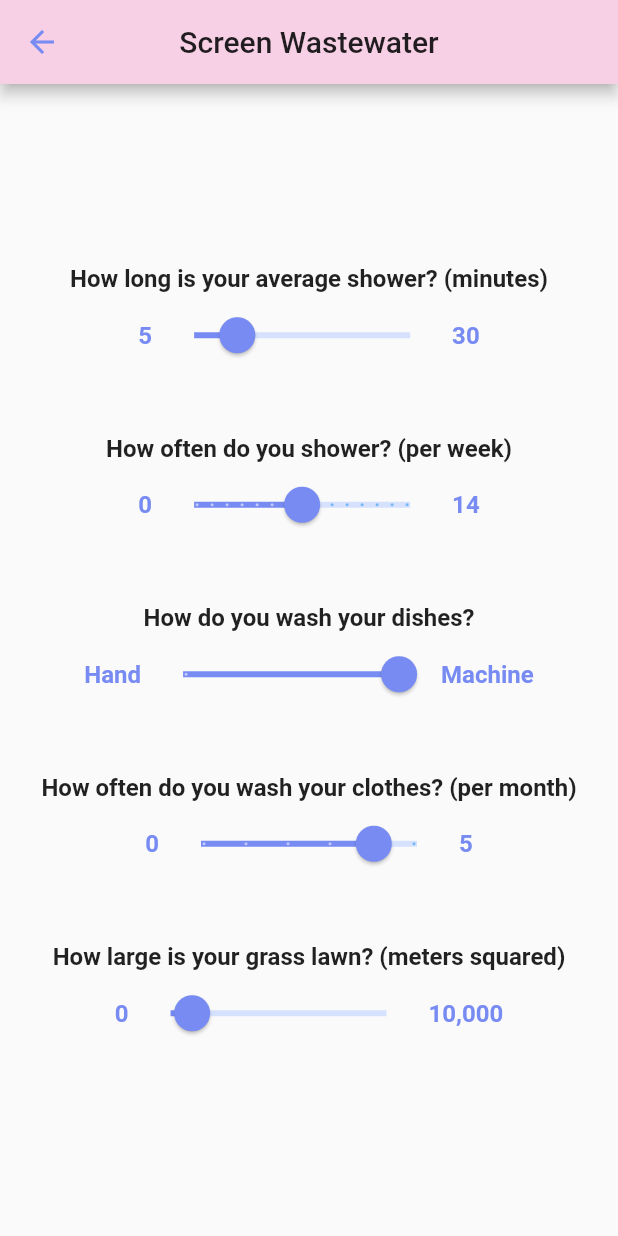
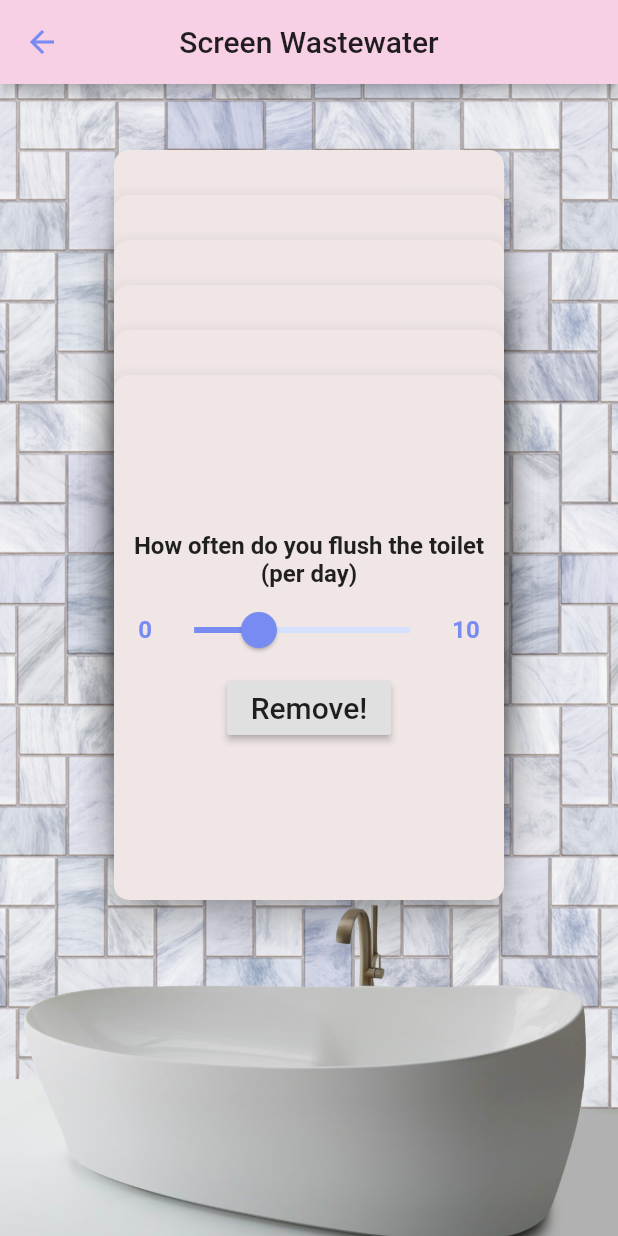
Before and after one commit to jacobjdong/Trash-Specto, a Flutter app: the ScreenWastewater screen opened directly, on a phone screen of 412 x 824 dp. Run offline on Flutter 3.47's test engine with Material 2 defaults, Android fonts, the phone set to English and light mode, and no system bars; Roboto replaces fonts that are missing (Georgia).

Commit message:
Water.dart changed!

```diff
--- a/trashspecto1/lib/food.dart
+++ b/trashspecto1/lib/food.dart
@@ -11,22 +11,13 @@ class _ScreenFoodWasteState extends State<ScreenFoodWaste> {
   String _diet;
   String newValue;
   List<Widget> cards;
+  int visible = 3;
 
-  void removeTop() {
-    setState(() {
-      cards.removeAt(cards.length - 1);
-    });
-  }
-
-  @override
-  void initState() {
-    super.initState();
-    cards = getCards();
-  }
-  dynamic _background = "images/foodlayout1nobeef.png";
+  dynamic _background = "images/foodlayout1noanything.png";
 
   @override
   Widget build (BuildContext ctxt) {
+    updateCards();
     return Container(
       decoration: BoxDecoration(
         image: DecorationImage(
@@ -56,10 +47,10 @@ class _ScreenFoodWasteState extends State<ScreenFoodWaste> {
     );
   }
 
-  List<Widget> getCards() {
-    List<Widget> cards = new List();
+  List<Widget> updateCards() {
+    this.cards = new List();
 
-    cards.insert(0,
+    this.cards.insert(0,
       Positioned(
         top: 100,
         child: Card(
@@ -124,7 +115,9 @@ class _ScreenFoodWasteState extends State<ScreenFoodWaste> {
                       style: TextStyle(fontSize: 20)
                     ),
                     onPressed: () {
-                      removeTop();
+                      setState (() {
+                        visible--;
+                      });
                     }
                   ),
                 ],
@@ -135,7 +128,7 @@ class _ScreenFoodWasteState extends State<ScreenFoodWaste> {
       ),
     );
 
-    cards.insert(0,
+    this.cards.insert(0,
       Positioned(
         top: 70,
         child: Card(
@@ -171,7 +164,9 @@ class _ScreenFoodWasteState extends State<ScreenFoodWaste> {
                       style: TextStyle(fontSize: 20)
                     ),
                     onPressed: () {
-                      removeTop();
+                      setState (() {
+                        visible--;
+                      });
                     }
                   ),
                 ],
@@ -182,7 +177,7 @@ class _ScreenFoodWasteState extends State<ScreenFoodWaste> {
       ),
     );
 
-    cards.insert(0,
+    this.cards.insert(0,
       Positioned(
         top: 40,
         child: Card(
@@ -217,7 +212,9 @@ class _ScreenFoodWasteState extends State<ScreenFoodWaste> {
                       style: TextStyle(fontSize: 20)
                     ),
                     onPressed: () {
-                      removeTop();
+                      setState (() {
+                        visible--;
+                      });
                     }
                   ),
                 ],
@@ -228,6 +225,8 @@ class _ScreenFoodWasteState extends State<ScreenFoodWaste> {
       ),
     );
 
-    return cards;
+    for (int i = cards.length; i > visible; i--) {
+      cards.removeAt(i-1);
+    }
   }
 }
--- a/trashspecto1/lib/water.dart
+++ b/trashspecto1/lib/water.dart
@@ -1,5 +1,5 @@
 import 'package:flutter/material.dart';
-import 'customSlider.dart';
+import 'package:trashspecto1/customSlider.dart';
 
 class ScreenWastewater extends StatefulWidget {
   @override
@@ -7,317 +7,353 @@ class ScreenWastewater extends StatefulWidget {
 }
 
 class _ScreenWastewaterState extends State<ScreenWastewater> {
-  double _showerTime = 10, _showerFreq = 7, _dishwashingType = 1, _clothesFreq = 4, _lawnSize = 1000;
+  double _showerTime = 10, _showerFreq = 7, _clothesFreq = 4, _lawnSize = 50, _toiletFreq = 3;
+  String _dishwasherType;
+  String newValue;
+  List<Widget> cards;
+
+  void removeTop() {
+    setState(() {
+      cards.removeAt(cards.length - 1);
+    });
+  }
+
+  @override
+  void initState() {
+    super.initState();
+    cards = updateCards();
+  }
+  dynamic _background = "images/bathroomlayout.png";
 
   @override
   Widget build (BuildContext ctxt) {
-    return new Scaffold(
-      appBar: new AppBar(
-        centerTitle: true,
-        leading: IconButton(
-          icon: Icon(Icons.arrow_back, color: Color(0xff778BF3)),
-          onPressed: () {
-            Navigator.pop(ctxt);
-          }
+    return Container(
+      decoration: BoxDecoration(
+        image: DecorationImage(
+          image: AssetImage(_background),
+          fit: BoxFit.cover
         ),
-        title: new Text ("Screen Wastewater", textAlign: TextAlign.center),
       ),
-      body: Padding(
-        padding: EdgeInsets.all(15.0),
-        child: Column(
-          mainAxisAlignment: MainAxisAlignment.center,
-          children: <Widget>[
-            Text(
-              'How long is your average shower? (minutes)',
-              textAlign: TextAlign.center,
-              style: TextStyle(
-                fontSize: 16,
-                fontWeight: FontWeight.w700,
+      child: new Scaffold(
+        backgroundColor: Colors.transparent,
+        appBar: new AppBar(
+          centerTitle: true,
+          leading: IconButton(
+            icon: Icon(Icons.arrow_back, color: Color(0xff778BF3)),
+            onPressed: () {
+              Navigator.pop(ctxt);
+            }
+          ),
+          title: new Text ("Screen Wastewater", textAlign: TextAlign.center),
+        ),
+        body: Center(
+          child: Stack(
+            alignment: Alignment.center,
+            children: cards,
               ),
-            ),
-            Row(
-              mainAxisAlignment: MainAxisAlignment.center,
-              children: <Widget>[
-                Text(
-                  '5',
-                  textAlign: TextAlign.center,
-                  style: TextStyle(
-                    fontSize: 16,
-                    fontWeight: FontWeight.w700,
-                    color: Color(0xff778BF3),
-                  ),
-                ),
-                Column(
-                  mainAxisAlignment: MainAxisAlignment.center,
-                  children: <Widget>[
-                    SliderTheme(
-                    data: SliderTheme.of(ctxt).copyWith(
-                      activeTrackColor: Color(0xff778BF3),
-                      inactiveTrackColor: Color(0xffd5e1fd),
-                      trackShape: RectangularSliderTrackShape(),
-                      trackHeight: 4.0,
-                      thumbColor: Color(0xff778BF3),
-                      thumbShape: RoundSliderThumbShape(enabledThumbRadius: 12.0),
-                      overlayShape: RoundSliderOverlayShape(overlayRadius: 28.0),
-                    ),
-                    child: Slider(
-                      value: _showerTime,
-                      onChanged: (value) {
-                        setState(() {
-                          _showerTime = value;
-                        });
-                      },
-                      min: 5,
-                      max: 30,
-                      ),
-                    ),
-                  ],
-                ),
-                Text(
-                  '30',
-                  textAlign: TextAlign.center,
-                  style: TextStyle(
-                    fontSize: 16,
-                    fontWeight: FontWeight.w700,
-                    color: Color(0xff778BF3),
-                  ),
-                ),
-              ],
-            ),
-            Text(
-                '\n\nHow often do you shower? (per week)',
-                textAlign: TextAlign.center,
-                style: TextStyle(
-                  fontSize: 16,
-                  fontWeight: FontWeight.w700,
-                ),
-              ),
-            Row(
-              mainAxisAlignment: MainAxisAlignment.center,
-              children: <Widget>[
-                Text(
-                '0',
-                textAlign: TextAlign.center,
-                style: TextStyle(
-                  fontSize: 16,
-                  fontWeight: FontWeight.w700,
-                  color: Color(0xff778BF3),
-                ),
-              ),
-              Column(
+        )
+      ),
+    );
+  }
+
+  List<Widget> updateCards() {
+    cards = new List();
+
+    cards.insert(0,
+      Positioned(
+        top: 190,
+        child: Card(
+          elevation: 10,
+          color: Color.fromARGB(255, 240, 230, 230),
+          shape: RoundedRectangleBorder(
+            borderRadius: BorderRadius.circular(10)
+          ),
+          child: Container(
+            width: 260.0,
+            height: 350.0,
+            child: Padding(
+              padding: const EdgeInsets.all(10.0),
+              child: Column(
                 mainAxisAlignment: MainAxisAlignment.center,
+                crossAxisAlignment: CrossAxisAlignment.center,
                 children: <Widget>[
-                  SliderTheme(
-                   data: SliderTheme.of(ctxt).copyWith(
-                    activeTrackColor: Color(0xff778BF3),
-                    inactiveTrackColor: Color(0xffd5e1fd),
-                    trackShape: RectangularSliderTrackShape(),
-                    trackHeight: 4.0,
-                    thumbColor: Color(0xff778BF3),
-                    thumbShape: RoundSliderThumbShape(enabledThumbRadius: 12.0),
-                    overlayShape: RoundSliderOverlayShape(overlayRadius: 28.0),
-                  ),
-                  child: Slider(
-                    divisions: 14,
-                    value: _showerFreq,
-                    onChanged: (value) {
+                   customSlider(
+                    updateVal: (value) {
                       setState(() {
-                        _showerFreq = value;
+                        this._toiletFreq = value;
                       });
                     },
+                    question: "How often do you flush the toilet (per day)",
                     min: 0,
-                    max: 14,
+                    max: 10,
+                    showerTime: this._toiletFreq,
+                  ),
+                  RaisedButton(
+                    child: Text(
+                      'Remove!',
+                      style: TextStyle(fontSize: 20)
                     ),
+                    onPressed: () {
+                      removeTop();
+                    }
                   ),
                 ],
               ),
-              Text(
-                '14',
-                textAlign: TextAlign.center,
-                style: TextStyle(
-                  fontSize: 16,
-                  fontWeight: FontWeight.w700,
-                  color: Color(0xff778BF3),
-                ),
-              ),
-              ],
             ),
-            Text(
-                '\n\nHow do you wash your dishes?',
-                textAlign: TextAlign.center,
-                style: TextStyle(
-                  fontSize: 16,
-                  fontWeight: FontWeight.w700,
-                ),
-              ),
-            Row(
-              mainAxisAlignment: MainAxisAlignment.center,
-              children: <Widget>[
-                Text(
-                'Hand',
-                textAlign: TextAlign.center,
-                style: TextStyle(
-                  fontSize: 16,
-                  fontWeight: FontWeight.w700,
-                  color: Color(0xff778BF3),
-                ),
-              ),
-              Column(
+          ),
+        ),
+      ),
+    );
+
+    cards.insert(0,
+      Positioned(
+        top: 160,
+        child: Card(
+          elevation: 10,
+          color: Color.fromARGB(255, 240, 230, 230),
+          shape: RoundedRectangleBorder(
+            borderRadius: BorderRadius.circular(10)
+          ),
+          child: Container(
+            width: 260.0,
+            height: 350.0,
+            child: Padding(
+              padding: const EdgeInsets.all(10.0),
+              child: Column(
                 mainAxisAlignment: MainAxisAlignment.center,
+                crossAxisAlignment: CrossAxisAlignment.center,
                 children: <Widget>[
-                  SliderTheme(
-                   data: SliderTheme.of(ctxt).copyWith(
-                    activeTrackColor: Color(0xff778BF3),
-                    inactiveTrackColor: Color(0xffd5e1fd),
-                    trackShape: RectangularSliderTrackShape(),
-                    trackHeight: 4.0,
-                    thumbColor: Color(0xff778BF3),
-                    thumbShape: RoundSliderThumbShape(enabledThumbRadius: 12.0),
-                    overlayShape: RoundSliderOverlayShape(overlayRadius: 28.0),
-                  ),
-                  child: Slider(
-                    divisions: 1,
-                    value: _dishwashingType,
-                    onChanged: (value) {
+                   customSlider(
+                    updateVal: (value) {
                       setState(() {
-                        _dishwashingType = value;
+                        this._showerFreq = value;
                       });
                     },
+                    question: "How often do you shower (per week)",
                     min: 0,
-                    max: 1,
+                    max: 14,
+                    showerTime: this._showerFreq,
+                  ),
+                  RaisedButton(
+                    child: Text(
+                      'Remove!',
+                      style: TextStyle(fontSize: 20)
                     ),
+                    onPressed: () {
+                      removeTop();
+                    }
                   ),
                 ],
               ),
-              Text(
-                'Machine',
-                textAlign: TextAlign.center,
-                style: TextStyle(
-                  fontSize: 16,
-                  fontWeight: FontWeight.w700,
-                  color: Color(0xff778BF3),
-                ),
-              ),
-              ],
             ),
-            Text(
-                '\n\nHow often do you wash your clothes? (per month)',
-                textAlign: TextAlign.center,
-                style: TextStyle(
-                  fontSize: 16,
-                  fontWeight: FontWeight.w700,
-                ),
-              ),
-            Row(
-              mainAxisAlignment: MainAxisAlignment.center,
-              children: <Widget>[
-                Text(
-                '0',
-                textAlign: TextAlign.center,
-                style: TextStyle(
-                  fontSize: 16,
-                  fontWeight: FontWeight.w700,
-                  color: Color(0xff778BF3),
-                ),
-              ),
-              Column(
+          ),
+        ),
+      ),
+    );
+
+    cards.insert(0,
+      Positioned(
+        top: 130,
+        child: Card(
+          elevation: 10,
+          color: Color.fromARGB(255, 240, 230, 230),
+          shape: RoundedRectangleBorder(
+            borderRadius: BorderRadius.circular(10)
+          ),
+          child: Container(
+            alignment: Alignment.center,
+            width: 260.0,
+            height: 350.0,
+            child: Padding(
+              padding: const EdgeInsets.all(10.0),
+              child: Column(
                 mainAxisAlignment: MainAxisAlignment.center,
+                crossAxisAlignment: CrossAxisAlignment.center,
                 children: <Widget>[
-                  SliderTheme(
-                   data: SliderTheme.of(ctxt).copyWith(
-                    activeTrackColor: Color(0xff778BF3),
-                    inactiveTrackColor: Color(0xffd5e1fd),
-                    trackShape: RectangularSliderTrackShape(),
-                    trackHeight: 4.0,
-                    thumbColor: Color(0xff778BF3),
-                    thumbShape: RoundSliderThumbShape(enabledThumbRadius: 12.0),
-                    overlayShape: RoundSliderOverlayShape(overlayRadius: 28.0),
-                  ),
-                  child: Slider(
-                    divisions: 5,
-                    value: _clothesFreq,
-                    onChanged: (value) {
+                   customSlider(
+                    updateVal: (value) {
                       setState(() {
-                        _clothesFreq = value;
+                        this._showerTime = value;
                       });
                     },
-                    min: 0,
-                    max: 5,
+                    question: "How long is your average shower (minutes)",
+                    min: 5,
+                    max: 30,
+                    showerTime: this._showerTime,
+                  ),
+                  RaisedButton(
+                    child: Text(
+                      'Remove!',
+                      style: TextStyle(fontSize: 20)
                     ),
+                    onPressed: () {
+                      removeTop();
+                      _background = "images/laundrylayout.png";
+                    }
                   ),
                 ],
               ),
-              Text(
-                '5',
-                textAlign: TextAlign.center,
-                style: TextStyle(
-                  fontSize: 16,
-                  fontWeight: FontWeight.w700,
-                  color: Color(0xff778BF3),
-                ),
-              ),
-              ],
             ),
-            Text(
-                '\n\nHow large is your grass lawn? (meters squared)',
-                textAlign: TextAlign.center,
-                style: TextStyle(
-                  fontSize: 16,
-                  fontWeight: FontWeight.w700,
-                ),
-              ),
-            Row(
-              mainAxisAlignment: MainAxisAlignment.center,
-              children: <Widget>[
-                Text(
-                '0',
-                textAlign: TextAlign.center,
-                style: TextStyle(
-                  fontSize: 16,
-                  fontWeight: FontWeight.w700,
-                  color: Color(0xff778BF3),
-                ),
-              ),
-              Column(
+          ),
+        ),
+      ),
+    );
+
+    cards.insert(0,
+      Positioned(
+        top: 100,
+        child: Card(
+          elevation: 10,
+          color: Color.fromARGB(255, 240, 230, 230),
+          shape: RoundedRectangleBorder(
+            borderRadius: BorderRadius.circular(10)
+          ),
+          child: Container(
+            width: 260.0,
+            height: 350.0,
+            child: Padding(
+              padding: const EdgeInsets.all(20.0),
+              child: Column(
                 mainAxisAlignment: MainAxisAlignment.center,
+                crossAxisAlignment: CrossAxisAlignment.center,
                 children: <Widget>[
-                  SliderTheme(
-                   data: SliderTheme.of(ctxt).copyWith(
-                    activeTrackColor: Color(0xff778BF3),
-                    inactiveTrackColor: Color(0xffd5e1fd),
-                    trackShape: RectangularSliderTrackShape(),
-                    trackHeight: 4.0,
-                    thumbColor: Color(0xff778BF3),
-                    thumbShape: RoundSliderThumbShape(enabledThumbRadius: 12.0),
-                    overlayShape: RoundSliderOverlayShape(overlayRadius: 28.0),
+                  Text(
+                    'How do you wash your dishes?',
+                    textAlign: TextAlign.center,
+                    style: TextStyle(
+                      fontSize: 16,
+                      fontWeight: FontWeight.w700,
+                    ),
                   ),
-                  child: Slider(
-                    value: _lawnSize,
-                    onChanged: (value) {
+                  DropdownButton<String>(
+                    hint: Text('Hand or Machine'),
+                    onChanged: (String changedValue) {
+                      newValue = changedValue;
+                      _dishwasherType = changedValue;
                       setState(() {
-                        _lawnSize = value;
+                        newValue;
+                        print(newValue);
                       });
                     },
-                    min: 0,
-                    max: 10000,
+                    value: newValue,
+                    items: <String>['Hand', 'Machine'].map((String value) {
+                      return new DropdownMenuItem<String>(
+                        value: value,
+                        child: new Text(value),
+                      );
+                    }).toList(),
+                  ),
+                  RaisedButton(
+                    child: Text(
+                      'Remove!',
+                      style: TextStyle(fontSize: 20)
                     ),
+                    onPressed: () {
+                      removeTop();
+                    }
                   ),
                 ],
               ),
-              Text(
-                '10,000',
-                textAlign: TextAlign.center,
-                style: TextStyle(
-                  fontSize: 16,
-                  fontWeight: FontWeight.w700,
-                  color: Color(0xff778BF3),
-                ),
+            ),
+          ),
+        ),
+      ),
+    );
+
+    cards.insert(0,
+      Positioned(
+        top: 70,
+        child: Card(
+          elevation: 10,
+          color: Color.fromARGB(255, 240, 230, 230),
+          shape: RoundedRectangleBorder(
+            borderRadius: BorderRadius.circular(10)
+          ),
+          child: Container(
+            alignment: Alignment.center,
+            width: 260.0,
+            height: 350.0,
+            child: Padding(
+              padding: const EdgeInsets.all(10.0),
+              child: Column(
+                mainAxisAlignment: MainAxisAlignment.center,
+                crossAxisAlignment: CrossAxisAlignment.center,
+                children: <Widget>[
+                   customSlider(
+                    updateVal: (value) {
+                      setState(() {
+                        this._clothesFreq = value;
+                      });
+                    },
+                    question: "How often do you wash your clothes (per month)",
+                    min: 0,
+                    max: 8,
+                    showerTime: this._clothesFreq,
+                  ),
+                  RaisedButton(
+                    child: Text(
+                      'Remove!',
+                      style: TextStyle(fontSize: 20)
+                    ),
+                    onPressed: () {
+                      removeTop();
+                      _background = "images/lawnlayout.png";
+                    }
+                  ),
+                ],
               ),
-              ],
             ),
-          ],
+          ),
         ),
-      )
+      ),
     );
+
+    cards.insert(0,
+      Positioned(
+        top: 40,
+        child: Card(
+          elevation: 10,
+          color: Color.fromARGB(255, 240, 230, 230),
+          shape: RoundedRectangleBorder(
+            borderRadius: BorderRadius.circular(10)
+          ),
+          child: Container(
+            width: 260.0,
+            height: 350.0,
+            child: Padding(
+              padding: const EdgeInsets.all(10.0),
+              child: Column(
+                mainAxisAlignment: MainAxisAlignment.center,
+                crossAxisAlignment: CrossAxisAlignment.center,
+                children: <Widget>[
+                   customSlider(
+                    updateVal: (value) {
+                      setState(() {
+                        this._lawnSize = value;
+                      });
+                    },
+                    question: "How large is your grass lawn (meters squared)",
+                    min: 0,
+                    max: 100,
+                    showerTime: this._lawnSize,
+                  ),
+                  RaisedButton(
+                    child: Text(
+                      'Remove!',
+                      style: TextStyle(fontSize: 20)
+                    ),
+                    onPressed: () {
+                      removeTop();
+                    }
+                  ),
+                ],
+              ),
+            ),
+          ),
+        ),
+      ),
+    );
+
+    return cards;
   }
 }
--- a/trashspecto1/pubspec.yaml
+++ b/trashspecto1/pubspec.yaml
@@ -51,6 +51,9 @@ flutter:
     - images/foodlayout1nopork.png
     - images/foodlayout1nobeeforpork.png
     - images/foodlayout1norestrictions.png
+    - images/bathroomlayout.png
+    - images/laundrylayout.png
+    - images/lawnlayout.png
 
   # To add assets to your application, add an assets section, like this:
   # assets:
```
Also changed, not shown: trashspecto1/images/bathroomlayout.png (added), trashspecto1/images/laundrylayout.png (added), trashspecto1/images/lawnlayout.png (added).
